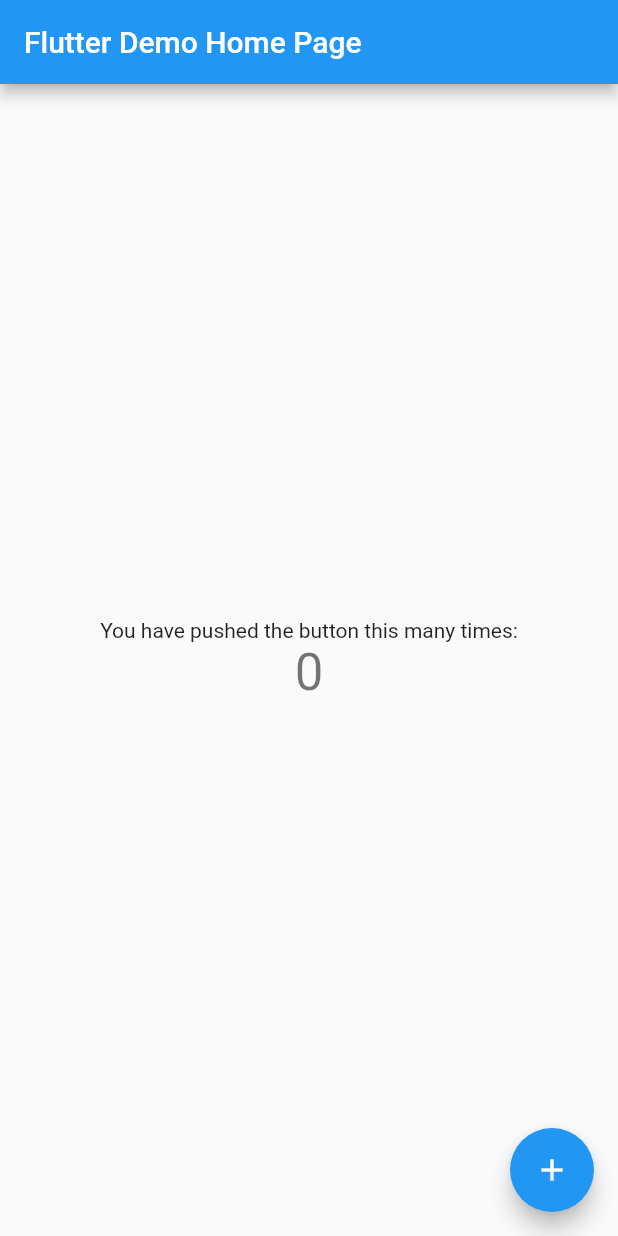
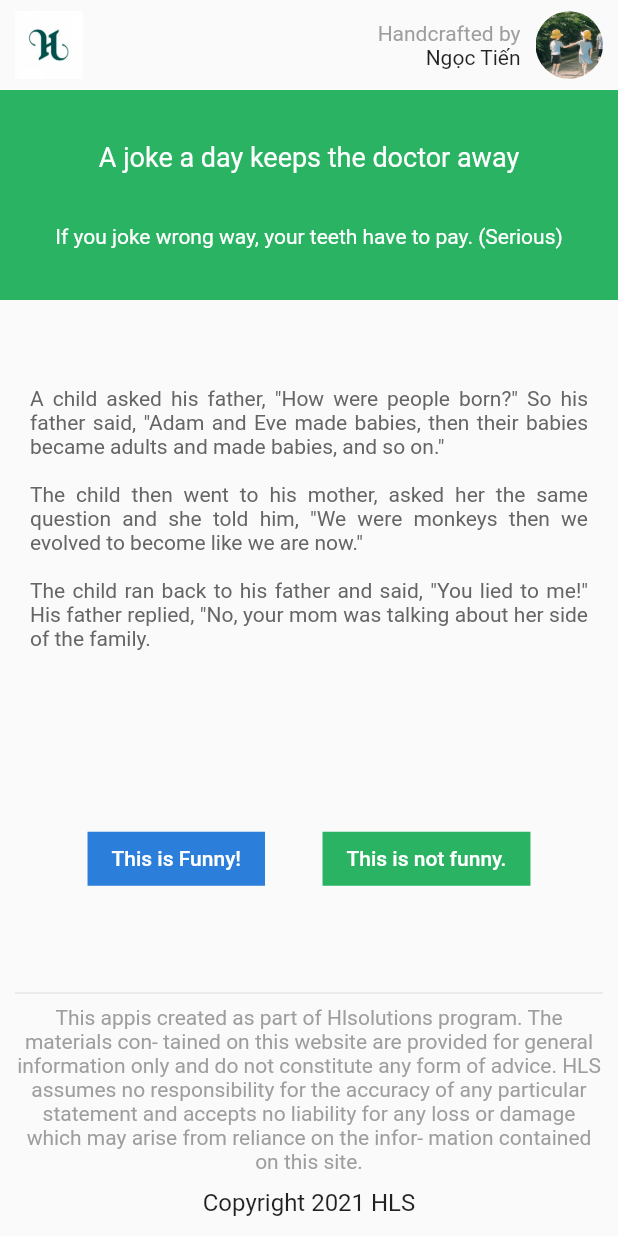
Before and after one commit to ngoctienUIT/ZenS-Test, a Flutter app: the screen it shows after launch, on a phone screen of 412 x 824 dp. Run offline on Flutter 3.47's test engine with Material 2 defaults, Android fonts, the phone set to English and light mode, and no system bars.

Commit message:
update project
Hoàn thành dự án

```diff
--- a/mobile/lib/main.dart
+++ b/mobile/lib/main.dart
@@ -1,4 +1,5 @@
 import 'package:flutter/material.dart';
+import 'package:jokee/src/presentation/joke/screen/joke_page.dart';
 
 void main() {
   runApp(const MyApp());
@@ -7,109 +8,13 @@ void main() {
 class MyApp extends StatelessWidget {
   const MyApp({super.key});
 
-  // This widget is the root of your application.
   @override
   Widget build(BuildContext context) {
     return MaterialApp(
       title: 'Flutter Demo',
-      theme: ThemeData(
-        // This is the theme of your application.
-        //
-        // Try running your application with "flutter run". You'll see the
-        // application has a blue toolbar. Then, without quitting the app, try
-        // changing the primarySwatch below to Colors.green and then invoke
-        // "hot reload" (press "r" in the console where you ran "flutter run",
-        // or simply save your changes to "hot reload" in a Flutter IDE).
-        // Notice that the counter didn't reset back to zero; the application
-        // is not restarted.
-        primarySwatch: Colors.blue,
-      ),
-      home: const MyHomePage(title: 'Flutter Demo Home Page'),
+      debugShowCheckedModeBanner: false,
+      theme: ThemeData(primarySwatch: Colors.blue),
+      home: const JokePage(),
     );
   }
 }
-
-class MyHomePage extends StatefulWidget {
-  const MyHomePage({super.key, required this.title});
-
-  // This widget is the home page of your application. It is stateful, meaning
-  // that it has a State object (defined below) that contains fields that affect
-  // how it looks.
-
-  // This class is the configuration for the state. It holds the values (in this
-  // case the title) provided by the parent (in this case the App widget) and
-  // used by the build method of the State. Fields in a Widget subclass are
-  // always marked "final".
-
-  final String title;
-
-  @override
-  State<MyHomePage> createState() => _MyHomePageState();
-}
-
-class _MyHomePageState extends State<MyHomePage> {
-  int _counter = 0;
-
-  void _incrementCounter() {
-    setState(() {
-      // This call to setState tells the Flutter framework that something has
-      // changed in this State, which causes it to rerun the build method below
-      // so that the display can reflect the updated values. If we changed
-      // _counter without calling setState(), then the build method would not be
-      // called again, and so nothing would appear to happen.
-      _counter++;
-    });
-  }
-
-  @override
-  Widget build(BuildContext context) {
-    // This method is rerun every time setState is called, for instance as done
-    // by the _incrementCounter method above.
-    //
-    // The Flutter framework has been optimized to make rerunning build methods
-    // fast, so that you can just rebuild anything that needs updating rather
-    // than having to individually change instances of widgets.
-    return Scaffold(
-      appBar: AppBar(
-        // Here we take the value from the MyHomePage object that was created by
-        // the App.build method, and use it to set our appbar title.
-        title: Text(widget.title),
-      ),
-      body: Center(
-        // Center is a layout widget. It takes a single child and positions it
-        // in the middle of the parent.
-        child: Column(
-          // Column is also a layout widget. It takes a list of children and
-          // arranges them vertically. By default, it sizes itself to fit its
-          // children horizontally, and tries to be as tall as its parent.
-          //
-          // Invoke "debug painting" (press "p" in the console, choose the
-          // "Toggle Debug Paint" action from the Flutter Inspector in Android
-          // Studio, or the "Toggle Debug Paint" command in Visual Studio Code)
-          // to see the wireframe for each widget.
-          //
-          // Column has various properties to control how it sizes itself and
-          // how it positions its children. Here we use mainAxisAlignment to
-          // center the children vertically; the main axis here is the vertical
-          // axis because Columns are vertical (the cross axis would be
-          // horizontal).
-          mainAxisAlignment: MainAxisAlignment.center,
-          children: <Widget>[
-            const Text(
-              'You have pushed the button this many times:',
-            ),
-            Text(
-              '$_counter',
-              style: Theme.of(context).textTheme.headlineMedium,
-            ),
-          ],
-        ),
-      ),
-      floatingActionButton: FloatingActionButton(
-        onPressed: _incrementCounter,
-        tooltip: 'Increment',
-        child: const Icon(Icons.add),
-      ), // This trailing comma makes auto-formatting nicer for build methods.
-    );
-  }
-}
--- /dev/null
+++ b/mobile/lib/src/data/jokes.dart
@@ -0,0 +1,11 @@
+List<String> jokes = [
+  '''A child asked his father, "How were people born?" So his father said, "Adam and Eve made babies, then their babies became adults and made babies, and so on."
+
+The child then went to his mother, asked her the same question and she told him, "We were monkeys then we evolved to become like we are now."
+
+The child ran back to his father and said, "You lied to me!" His father replied, "No, your mom was talking about her side of the family.''',
+  ''' Teacher: "Kids,what does the chicken give you?" Student: "Meat!" Teacher: "Very good! Now what does the pig give you?" Student: "Bacon!" Teacher: "Great! And what does the fat cow give you?" Student: "Homework!"''',
+  '''The teacher asked Jimmy, "Why is your cat at school today Jimmy?" Jimmy replied crying, "Because I heard my daddy tell my mommy, 'I am going to eat that pussy once Jimmy leaves for school today!'"''',
+  '''A housewife, an accountant and a lawyer were asked "How much is 2+2?" The housewife replies: "Four!". The accountant says: "I think it's either 3 or 4. Let me run those figures through my spreadsheet one more time." The lawyer pulls the drapes, dims the lights and asks in a hushed voice, "How much do you want it to be?"''',
+  "That's all the jokes for today! Come back another day!"
+];
--- /dev/null
+++ b/mobile/lib/src/presentation/joke/screen/joke_page.dart
@@ -0,0 +1,43 @@
+import 'package:flutter/material.dart';
+
+import '../widgets/appbar_widget.dart';
+import '../widgets/body_widget.dart';
+import '../widgets/bottom_widget.dart';
+import '../widgets/header_widget.dart';
+
+class JokePage extends StatefulWidget {
+  const JokePage({Key? key}) : super(key: key);
+
+  @override
+  State<JokePage> createState() => _JokePageState();
+}
+
+class _JokePageState extends State<JokePage> {
+  int index = 0;
+  List<bool> isFunnyList = List.filled(4, false, growable: true);
+
+  @override
+  Widget build(BuildContext context) {
+    return Scaffold(
+      appBar: const AppBarWidget(),
+      body: Column(
+        children: [
+          const HeaderWidget(),
+          Expanded(
+            child: BodyWidget(
+              index: index,
+              onPress: (isFunny) {
+                if (index < 4) {
+                  isFunnyList[index] = isFunny;
+                  setState(() => index++);
+                }
+              },
+            ),
+          ),
+          const SizedBox(height: 170),
+        ],
+      ),
+      bottomSheet: const BottomWidget(),
+    );
+  }
+}
--- /dev/null
+++ b/mobile/lib/src/presentation/joke/widgets/appbar_widget.dart
@@ -0,0 +1,38 @@
+import 'package:flutter/material.dart';
+
+class AppBarWidget extends StatelessWidget implements PreferredSizeWidget {
+  const AppBarWidget({Key? key}) : super(key: key);
+
+  @override
+  Widget build(BuildContext context) {
+    return SafeArea(
+      child: Row(
+        children: [
+          const SizedBox(width: 10),
+          Image.asset("assets/images/h_logo.png", height: 45, width: 45),
+          const Spacer(),
+          Column(
+            mainAxisAlignment: MainAxisAlignment.center,
+            crossAxisAlignment: CrossAxisAlignment.end,
+            children: const [
+              Text("Handcrafted by", style: TextStyle(color: Colors.grey)),
+              Text("Ngọc Tiến"),
+            ],
+          ),
+          const SizedBox(width: 10),
+          ClipOval(
+            child: Image.asset(
+              "assets/images/avatar.jpg",
+              height: 45,
+              width: 45,
+            ),
+          ),
+          const SizedBox(width: 10),
+        ],
+      ),
+    );
+  }
+
+  @override
+  Size get preferredSize => const Size(double.infinity, 60);
+}
--- /dev/null
+++ b/mobile/lib/src/presentation/joke/widgets/body_widget.dart
@@ -0,0 +1,45 @@
+import 'package:flutter/material.dart';
+
+import '../../../data/jokes.dart';
+import 'custom_button.dart';
+
+class BodyWidget extends StatelessWidget {
+  const BodyWidget({Key? key, required this.index, required this.onPress})
+      : super(key: key);
+
+  final int index;
+  final Function(bool isFunny) onPress;
+
+  @override
+  Widget build(BuildContext context) {
+    return Padding(
+      padding: const EdgeInsets.symmetric(horizontal: 20),
+      child: Column(
+        mainAxisAlignment: MainAxisAlignment.spaceAround,
+        children: [
+          Text(
+            jokes[index],
+            style: const TextStyle(color: Color(0xff656565)),
+            textAlign: TextAlign.justify,
+          ),
+          if (index < 4)
+            Row(
+              mainAxisAlignment: MainAxisAlignment.spaceEvenly,
+              children: [
+                CustomButton(
+                  onPress: () => onPress(true),
+                  text: "This is Funny!",
+                  backgroundColor: const Color(0xff2C7EDB),
+                ),
+                CustomButton(
+                  onPress: () => onPress(false),
+                  text: "This is not funny.",
+                  backgroundColor: const Color(0xff29B363),
+                ),
+              ],
+            ),
+        ],
+      ),
+    );
+  }
+}
--- /dev/null
+++ b/mobile/lib/src/presentation/joke/widgets/bottom_widget.dart
@@ -0,0 +1,25 @@
+import 'package:flutter/material.dart';
+
+class BottomWidget extends StatelessWidget {
+  const BottomWidget({Key? key}) : super(key: key);
+
+  @override
+  Widget build(BuildContext context) {
+    return Container(
+      padding: const EdgeInsets.symmetric(horizontal: 10),
+      height: 170,
+      child: Column(
+        children: const [
+          Divider(),
+          Text(
+            "This appis created as part of Hlsolutions program. The materials con- tained on this website are provided for general information only and do not constitute any form of advice. HLS assumes no responsibility for the accuracy of any particular statement and accepts no liability for any loss or damage which may arise from reliance on the infor- mation contained on this site.",
+            textAlign: TextAlign.center,
+            style: TextStyle(color: Colors.grey),
+          ),
+          SizedBox(height: 10),
+          Text("Copyright 2021 HLS", style: TextStyle(fontSize: 16))
+        ],
+      ),
+    );
+  }
+}
--- /dev/null
+++ b/mobile/lib/src/presentation/joke/widgets/custom_button.dart
@@ -0,0 +1,30 @@
+import 'package:flutter/material.dart';
+
+class CustomButton extends StatelessWidget {
+  const CustomButton({
+    Key? key,
+    required this.onPress,
+    required this.text,
+    required this.backgroundColor,
+  }) : super(key: key);
+
+  final String text;
+  final Color backgroundColor;
+  final VoidCallback onPress;
+
+  @override
+  Widget build(BuildContext context) {
+    return OutlinedButton(
+      onPressed: onPress,
+      style: OutlinedButton.styleFrom(
+        shape: const RoundedRectangleBorder(
+          borderRadius: BorderRadius.zero,
+        ),
+        backgroundColor: backgroundColor,
+        foregroundColor: Colors.white,
+        side: BorderSide.none,
+      ),
+      child: Text(text),
+    );
+  }
+}
--- /dev/null
+++ b/mobile/lib/src/presentation/joke/widgets/header_widget.dart
@@ -0,0 +1,27 @@
+import 'package:flutter/material.dart';
+
+class HeaderWidget extends StatelessWidget {
+  const HeaderWidget({Key? key}) : super(key: key);
+
+  @override
+  Widget build(BuildContext context) {
+    return Container(
+      color: const Color(0xff29B363),
+      height: 140,
+      width: double.infinity,
+      child: Column(
+        mainAxisAlignment: MainAxisAlignment.spaceEvenly,
+        children: const [
+          Text(
+            "A joke a day keeps the doctor away",
+            style: TextStyle(fontSize: 18, color: Colors.white),
+          ),
+          Text(
+            "If you joke wrong way, your teeth have to pay. (Serious)",
+            style: TextStyle(color: Colors.white),
+          ),
+        ],
+      ),
+    );
+  }
+}
--- a/mobile/pubspec.yaml
+++ b/mobile/pubspec.yaml
@@ -59,8 +59,8 @@ flutter:
   uses-material-design: true
 
   # To add assets to your application, add an assets section, like this:
-  # assets:
-  #   - images/a_dot_burr.jpeg
+  assets:
+     - assets/images/
   #   - images/a_dot_ham.jpeg
 
   # An image asset can refer to one or more resolution-specific "variants", see
```
Also changed, not shown: mobile/assets/images/avatar.jpg (added), mobile/assets/images/h_logo.png (added).
